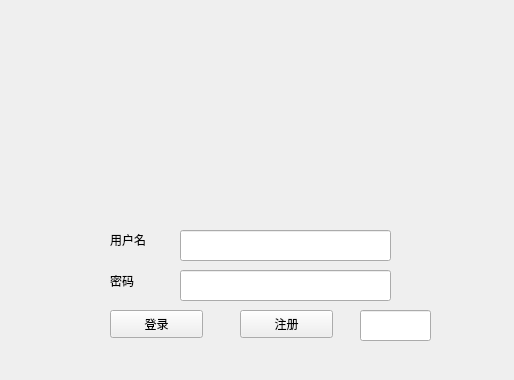
The window that Log.ui (jimmyss/Bejeweled) describes before a commit, drawn with Qt 5.
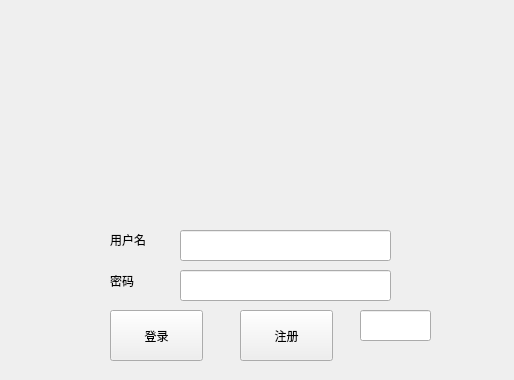
The same window after the commit.

What changed in the file:
```diff
--- a/Log.ui
+++ b/Log.ui
@@ -45,7 +45,7 @@
      <x>110</x>
      <y>310</y>
      <width>93</width>
-     <height>28</height>
+     <height>51</height>
     </rect>
    </property>
    <property name="text">
@@ -58,7 +58,7 @@
      <x>240</x>
      <y>310</y>
      <width>93</width>
-     <height>28</height>
+     <height>51</height>
     </rect>
    </property>
    <property name="text">
```
